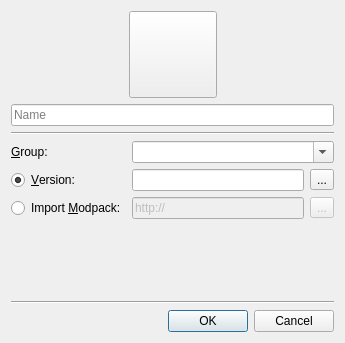
FreesmTeam/FreesmLauncher, file gui/dialogs/NewInstanceDialog.ui: the form before one commit.
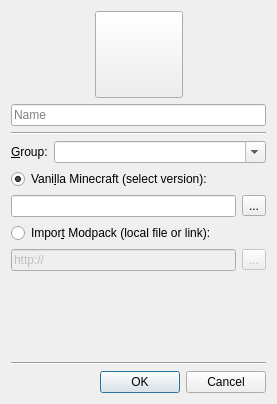
The form after the commit. Icons and pictures are not drawn.

Commit message:
NOISSUE Improve new instance dialog
Better layout, showing more of the modpack URL
Fixed logic for enabling OK button

Patch:
```diff
--- a/gui/dialogs/NewInstanceDialog.ui
+++ b/gui/dialogs/NewInstanceDialog.ui
@@ -9,8 +9,8 @@
    <rect>
     <x>0</x>
     <y>0</y>
-    <width>345</width>
-    <height>343</height>
+    <width>277</width>
+    <height>404</height>
    </rect>
   </property>
   <property name="windowTitle">
@@ -83,15 +83,8 @@
     </widget>
    </item>
    <item>
-    <layout class="QGridLayout" name="gridLayout">
-     <item row="1" column="2">
-      <widget class="QToolButton" name="btnChangeVersion">
-       <property name="text">
-        <string>...</string>
-       </property>
-      </widget>
-     </item>
-     <item row="0" column="0">
+    <layout class="QHBoxLayout" name="horizontalLayout">
+     <item>
       <widget class="QLabel" name="labelVersion_3">
        <property name="text">
         <string>&amp;Group:</string>
@@ -101,7 +94,7 @@
        </property>
       </widget>
      </item>
-     <item row="0" column="1" colspan="2">
+     <item>
       <widget class="QComboBox" name="groupBox">
        <property name="sizePolicy">
         <sizepolicy hsizetype="Expanding" vsizetype="Fixed">
@@ -114,7 +107,21 @@
        </property>
       </widget>
      </item>
-     <item row="2" column="1">
+    </layout>
+   </item>
+   <item>
+    <layout class="QGridLayout" name="gridLayout">
+     <item row="4" column="2">
+      <widget class="QToolButton" name="modpackBtn">
+       <property name="enabled">
+        <bool>false</bool>
+       </property>
+       <property name="text">
+        <string>...</string>
+       </property>
+      </widget>
+     </item>
+     <item row="4" column="0" colspan="2">
       <widget class="QLineEdit" name="modpackEdit">
        <property name="enabled">
         <bool>false</bool>
@@ -124,40 +131,37 @@
        </property>
       </widget>
      </item>
+     <item row="2" column="0" colspan="2">
+      <widget class="QLineEdit" name="versionTextBox">
+       <property name="readOnly">
+        <bool>true</bool>
+       </property>
+      </widget>
+     </item>
      <item row="2" column="2">
-      <widget class="QToolButton" name="modpackBtn">
-       <property name="enabled">
-        <bool>false</bool>
-       </property>
+      <widget class="QToolButton" name="btnChangeVersion">
        <property name="text">
         <string>...</string>
        </property>
       </widget>
      </item>
-     <item row="1" column="0">
+     <item row="3" column="0" colspan="3">
+      <widget class="QRadioButton" name="modpackBox">
+       <property name="text">
+        <string>Impor&amp;t Modpack (local file or link):</string>
+       </property>
+      </widget>
+     </item>
+     <item row="1" column="0" colspan="3">
       <widget class="QRadioButton" name="versionBox">
        <property name="text">
-        <string>&amp;Version:</string>
+        <string>Vani&amp;lla Minecraft (select version):</string>
        </property>
        <property name="checked">
         <bool>true</bool>
        </property>
       </widget>
      </item>
-     <item row="2" column="0">
-      <widget class="QRadioButton" name="modpackBox">
-       <property name="text">
-        <string>Import &amp;Modpack:</string>
-       </property>
-      </widget>
-     </item>
-     <item row="1" column="1">
-      <widget class="QLineEdit" name="versionTextBox">
-       <property name="readOnly">
-        <bool>true</bool>
-       </property>
-      </widget>
-     </item>
     </layout>
    </item>
    <item>
```
Left out of the diff: 15 changed lines with no effect on the pictures. The commit also changes 1 other file.
